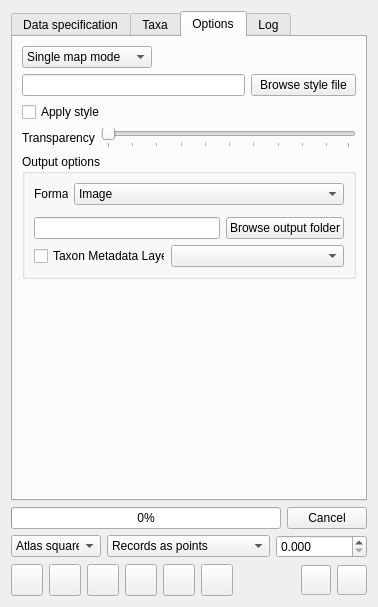
Above: ui_biorec.ui from FieldStudiesCouncil/QGIS-Biological-Recording-Tools before the change. Below: the same form after it.
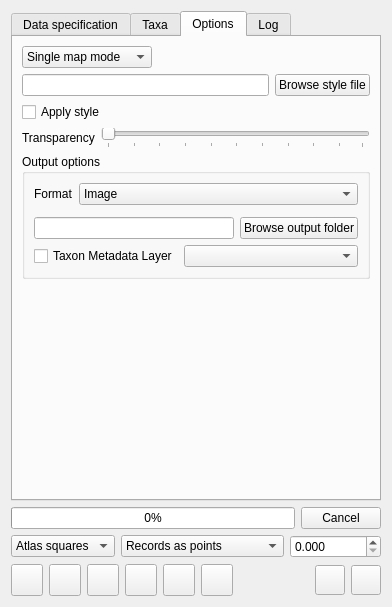
That is the form after the change. The open tabs and pages were chosen to show the change. Icons and pictures are not drawn. Custom widgets are drawn as their Qt base class.

Commit message: Updated resizing policy of a number of widgets on interfaces.

Patch:
```diff
--- a/ui_biorec.ui
+++ b/ui_biorec.ui
@@ -6,7 +6,7 @@
    <rect>
     <x>0</x>
     <y>0</y>
-    <width>373</width>
+    <width>383</width>
     <height>607</height>
    </rect>
   </property>
@@ -651,7 +651,7 @@
           <widget class="QPushButton" name="pbBrowseStyleFile">
            <property name="minimumSize">
             <size>
-             <width>105</width>
+             <width>0</width>
              <height>0</height>
             </size>
            </property>
@@ -680,6 +680,12 @@
          </item>
          <item>
           <widget class="QSlider" name="hsLayerTransparency">
+           <property name="sizePolicy">
+            <sizepolicy hsizetype="MinimumExpanding" vsizetype="Fixed">
+             <horstretch>0</horstretch>
+             <verstretch>0</verstretch>
+            </sizepolicy>
+           </property>
            <property name="orientation">
             <enum>Qt::Horizontal</enum>
            </property>
@@ -711,13 +717,13 @@
               </property>
               <property name="minimumSize">
                <size>
-                <width>34</width>
+                <width>0</width>
                 <height>0</height>
                </size>
               </property>
               <property name="maximumSize">
                <size>
-                <width>34</width>
+                <width>16777215</width>
                 <height>16777215</height>
                </size>
               </property>
@@ -728,6 +734,12 @@
             </item>
             <item>
              <widget class="QComboBox" name="cboOutputFormat">
+              <property name="sizePolicy">
+               <sizepolicy hsizetype="MinimumExpanding" vsizetype="Fixed">
+                <horstretch>0</horstretch>
+                <verstretch>0</verstretch>
+               </sizepolicy>
+              </property>
               <property name="editable">
                <bool>false</bool>
               </property>
@@ -787,13 +799,13 @@
              <widget class="QCheckBox" name="cbTaxonMetaData">
               <property name="minimumSize">
                <size>
-                <width>131</width>
+                <width>0</width>
                 <height>0</height>
                </size>
               </property>
               <property name="maximumSize">
                <size>
-                <width>131</width>
+                <width>16777215</width>
                 <height>16777215</height>
                </size>
               </property>
@@ -803,7 +815,14 @@
              </widget>
             </item>
             <item>
-             <widget class="QgsMapLayerComboBox" name="mlcbTaxonMetaDataLayer"/>
+             <widget class="QgsMapLayerComboBox" name="mlcbTaxonMetaDataLayer">
+              <property name="sizePolicy">
+               <sizepolicy hsizetype="MinimumExpanding" vsizetype="Fixed">
+                <horstretch>0</horstretch>
+                <verstretch>0</verstretch>
+               </sizepolicy>
+              </property>
+             </widget>
             </item>
            </layout>
           </item>
@@ -874,20 +893,20 @@
      <item>
       <widget class="QComboBox" name="cboSymbol">
        <property name="sizePolicy">
-        <sizepolicy hsizetype="Fixed" vsizetype="Fixed">
+        <sizepolicy hsizetype="Preferred" vsizetype="Fixed">
          <horstretch>0</horstretch>
          <verstretch>0</verstretch>
         </sizepolicy>
        </property>
        <property name="minimumSize">
         <size>
-         <width>90</width>
+         <width>0</width>
          <height>0</height>
         </size>
        </property>
        <property name="maximumSize">
         <size>
-         <width>90</width>
+         <width>16777215</width>
          <height>16777215</height>
         </size>
        </property>
```
The commit also changes 6 other files.
